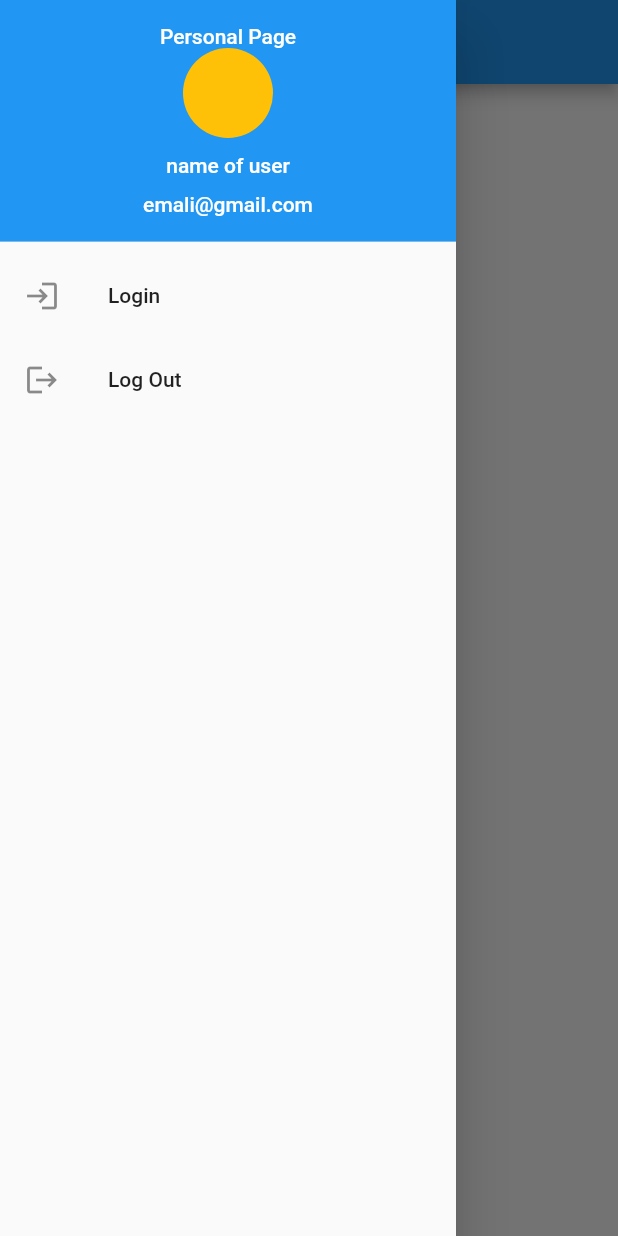
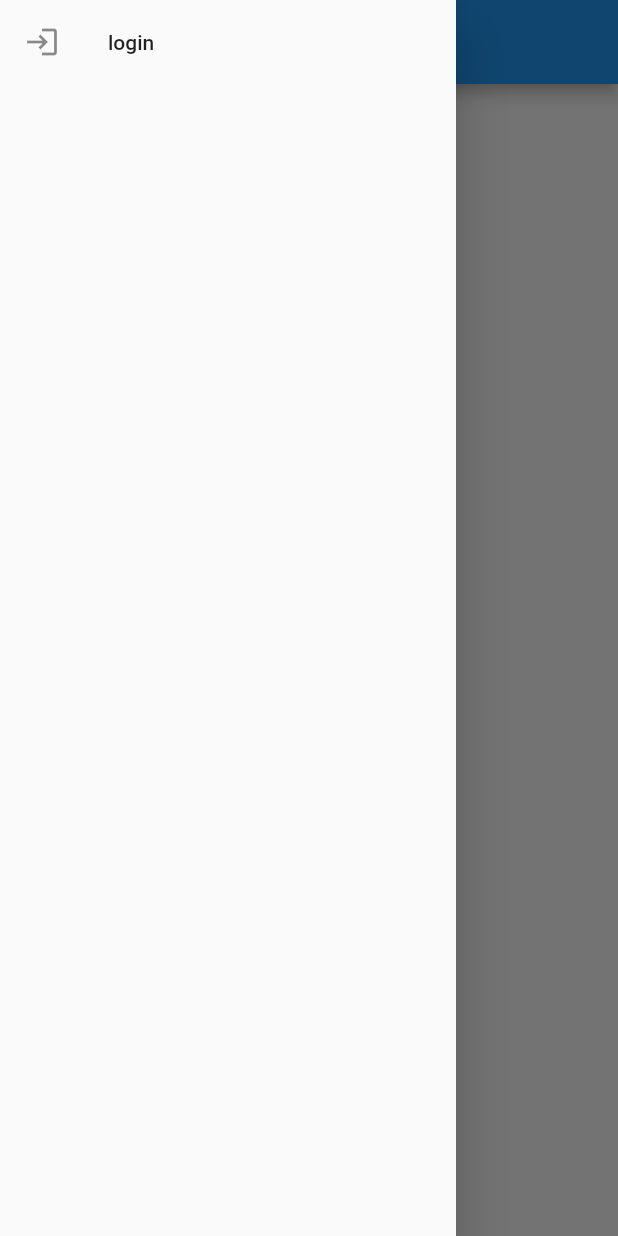
Before and after one commit to brisam51/Flutter_Api_laravel, a Flutter app: the screen it shows after launch, with the side drawer open, on a phone screen of 412 x 824 dp. Run offline on Flutter 3.47's test engine with Material 2 defaults, Android fonts, the light colour scheme and no system bars.

Commit message:
send changes in project 14010231

```diff
--- a/flutter_auth_laravel/lib/Screens/home_screen.dart
+++ b/flutter_auth_laravel/lib/Screens/home_screen.dart
@@ -1,6 +1,10 @@
 // ignore_for_file: camel_case_types, prefer_const_literals_to_create_immutables, prefer_const_constructors
 
 import 'package:flutter/material.dart';
+import 'package:provider/provider.dart';
+
+import '../services/auth.dart';
+import 'login_screen.dart';
 
 class Home_screen extends StatefulWidget {
   const Home_screen({Key? key}) : super(key: key);
@@ -13,49 +17,59 @@ class _Home_screenState extends State<Home_screen> {
   @override
   Widget build(BuildContext context) {
     return Scaffold(
-      appBar: AppBar(title: Text("flutte_Auth_laravel")),
-      body: Center(child: Text('Center home screen'),),
-      drawer: Drawer(
-  // Add a ListView to the drawer. This ensures the user can scroll
-  // through the options in the drawer if there isn't enough vertical
-  // space to fit everything.
-  child: ListView(
-    // Important: Remove any padding from the ListView.
-    //padding: EdgeInsets.zero,
+      //resizeToAvoidBottomInset : false,
+      appBar: AppBar(
+        title: Text("Flutter laravel Auth"),
+      ),
+      body:SingleChildScrollView(child: Center(child: Text('home secreen'))),
+      drawer: Drawer(child: Consumer<Auth>(
+
+        builder: ((context, auth, child) {
+          if (!auth.authenticated) {
+            return ListView(
+              children: [
+                ListTile(
+                  title: Text('login'),
+                  leading: Icon(Icons.login),
+                  onTap: () {
+                    Navigator.of(context).push(
+                        MaterialPageRoute(builder: (context) => LoginPage()));
+                  },
+                ),
+              ],
+            );
+          } else {
+            return (
+
+               ListView(
                 children: [
                   DrawerHeader(
-        decoration: BoxDecoration(
-          color: Colors.blue,
+                      child: Column(
+                    children: [
+                      CircleAvatar(
+                        backgroundColor: Colors.brown.shade800,
+                        radius: 30,
+                        child: const Text('AH'),
                       ),
-        child:Column(
-          children: [
-            Text('Personal Page',style: TextStyle(color:Colors.white),),
-        CircleAvatar(backgroundColor: Colors.amber,radius: 30,),
-        SizedBox(height: 10,),
-        Text('name of user',style: TextStyle(color:Colors.white)),
-        SizedBox(height: 10,),
-        Text('emali@gmail.com',style: TextStyle(color:Colors.white))
-        ],)
+                      SizedBox(
+                        height:3,
                       ),
+                      Text('email'),
                       ListTile(
-        title: const Text('Login'),
-        leading: Icon(Icons.login),
-        onTap: () {
-          // Update the state of the app.
-          // ...
-        },
-      ),
-      ListTile(
-        title: const Text('Log Out'),
+                        title: Text('log out'),
                         leading: Icon(Icons.logout),
-        onTap: () {
-          // Update the state of the app.
-          // ...
-        },
-      ),
+                        onTap:(){
+                         Provider.of<Auth>(context,listen: false).logout();
+                        }
+                      )
+                    ],
+                  ))
+                ],
 
-    ],
-  ),
+            ));
+          }
+        }),
+      )
       ),
     );
 
--- /dev/null
+++ b/flutter_auth_laravel/lib/services/auth.dart
@@ -0,0 +1,24 @@
+
+
+import 'package:flutter/cupertino.dart';
+
+class Auth extends ChangeNotifier{
+
+  bool _isLoggedIn=false;
+  bool get authenticated=>_isLoggedIn;
+
+void login ({required Map creds }){
+  print(creds);
+_isLoggedIn=true;
+notifyListeners();
+}
+
+void logout(){
+  _isLoggedIn=true;
+notifyListeners();
+
+}
+
+
+
+}
```
Also changed, not shown: flutter_auth_laravel/lib/Screens/login_screen.dart (+87 -0 lines), flutter_auth_laravel/lib/main.dart (+11 -1 lines), flutter_auth_laravel/pubspec.yaml (+3 -15 lines), flutter_auth_laravel/pubspec.lock. Lines whose indentation alone changed are shown as unchanged.
